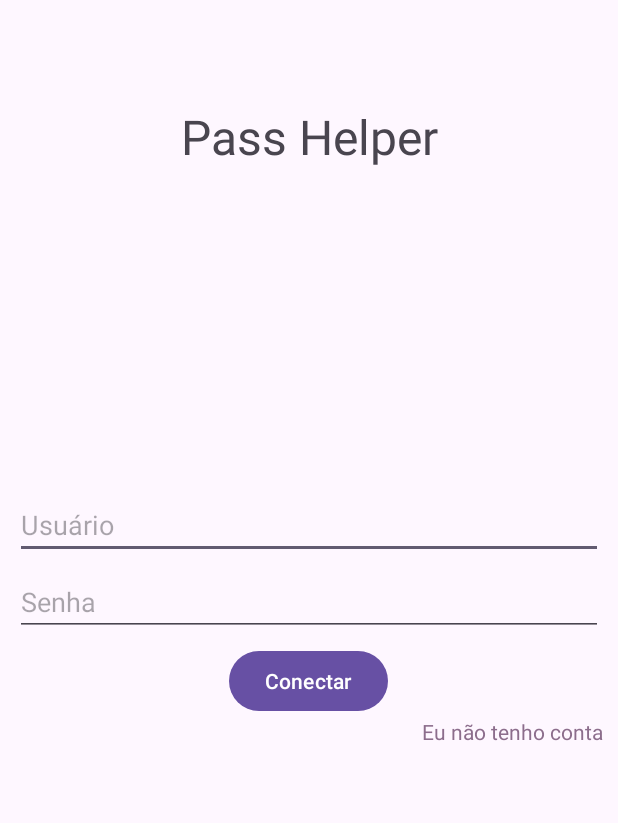
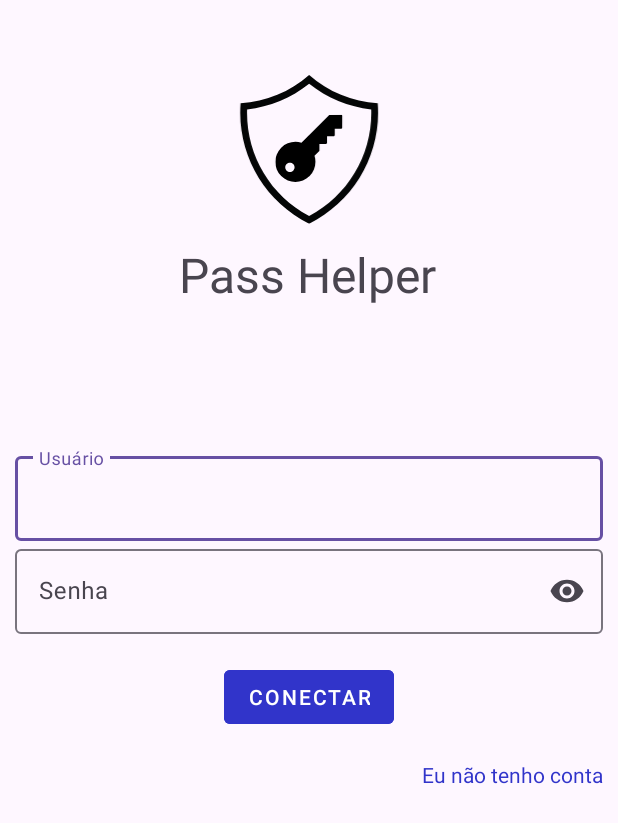
Before and after one commit to pedro256/pass-helper, an Android app: the screen it shows after launch (MainActivity), on a phone screen of 412 x 824 dp. Shown: the top 823 px of the screen. Run offline under Robolectric (Android 15) with nearby library versions, the phone set to English and light mode, and no system bars.

Commit message:
feat: recap

```diff
--- a/app/src/main/AndroidManifest.xml
+++ b/app/src/main/AndroidManifest.xml
@@ -6,9 +6,9 @@
         android:allowBackup="true"
         android:dataExtractionRules="@xml/data_extraction_rules"
         android:fullBackupContent="@xml/backup_rules"
-        android:icon="@mipmap/ic_launcher"
+        android:icon="@mipmap/ic_app"
         android:label="@string/app_name"
-        android:roundIcon="@mipmap/ic_launcher_round"
+        android:roundIcon="@mipmap/ic_app_round"
         android:supportsRtl="true"
         android:theme="@style/Theme.PassHelp"
         tools:targetApi="31">
--- /dev/null
+++ b/app/src/main/res/drawable/logo_vet.xml
@@ -0,0 +1,22 @@
+<vector xmlns:android="http://schemas.android.com/apk/res/android"
+    android:width="261dp"
+    android:height="268dp"
+    android:viewportWidth="195.75"
+    android:viewportHeight="201">
+  <group>
+    <clip-path
+        android:pathData="M5,0L191,0L191,199.16L5,199.16ZM5,0"/>
+    <path
+        android:pathData="M98.05,11.81C121.97,30.89 150.77,42.84 181.18,46.27C182.95,105.77 150.71,161.11 98.05,188.98C45.41,161.11 13.18,105.77 14.95,46.27C45.36,42.84 74.16,30.89 98.05,11.81ZM98.05,0C72.55,22.46 40.28,35.8 6.33,37.96C1.02,105.38 37.36,169.23 98.05,199.16C158.77,169.23 195.11,105.38 189.8,37.96C155.85,35.8 123.58,22.46 98.05,0"
+        android:fillColor="#040606"
+        android:fillType="nonZero"/>
+  </group>
+  <group>
+    <clip-path
+        android:pathData="M52.81,53.15L142.69,53.15L142.69,144L52.81,144ZM52.81,53.15"/>
+    <path
+        android:pathData="M52.72,116.43C52.72,109.55 55.36,102.66 60.6,97.41C67.67,90.34 78.22,87.79 87.75,90.8L124.63,53.93C124.91,53.62 125.32,53.46 125.72,53.46L141.14,53.34C141.54,53.34 141.95,53.5 142.22,53.81C142.54,54.09 142.69,54.49 142.69,54.89C142.69,59.52 142.63,64.14 142.58,68.76C142.57,69.95 142.75,71.87 141.02,71.87L132.36,71.87L132.36,80.53C132.36,80.96 132.14,81.4 131.83,81.68C131.55,81.99 131.15,82.14 130.75,82.14L122.03,82.14L122.06,90.83C122.06,91.23 121.87,91.64 121.59,91.92C121.31,92.23 120.91,92.38 120.51,92.38L111.79,92.38L111.79,101.11C111.79,101.51 111.61,101.91 111.32,102.22L105.24,108.3C108.22,117.83 105.71,128.38 98.64,135.46C88.15,145.95 71.09,145.95 60.6,135.46C55.36,130.21 52.72,123.32 52.72,116.43ZM76.7,128.2C79.15,125.75 79.15,121.77 76.7,119.35C74.28,116.9 70.31,116.9 67.86,119.35C65.41,121.77 65.41,125.75 67.86,128.2C70.31,130.65 74.28,130.65 76.7,128.2ZM76.7,128.2"
+        android:fillColor="#000000"
+        android:fillType="nonZero"/>
+  </group>
+</vector>
--- a/app/src/main/res/layout/activity_main.xml
+++ b/app/src/main/res/layout/activity_main.xml
@@ -7,16 +7,26 @@
     android:layout_height="match_parent"
     tools:context=".MainActivity">
 
+    <ImageView
+        android:layout_width="100dp"
+        android:layout_height="100dp"
+        android:layout_marginTop="50dp"
+        android:src="@drawable/logo_vet"
+        app:layout_constraintEnd_toEndOf="parent"
+        app:layout_constraintStart_toStartOf="parent"
+        app:layout_constraintTop_toTopOf="parent" />
+
     <TextView
         android:layout_width="wrap_content"
         android:layout_height="wrap_content"
         android:text="@string/app_title"
+        android:textSize="32sp"
         app:layout_constraintBottom_toBottomOf="parent"
         app:layout_constraintEnd_toEndOf="parent"
+        app:layout_constraintHorizontal_bias="0.497"
         app:layout_constraintStart_toStartOf="parent"
         app:layout_constraintTop_toTopOf="parent"
-        android:textSize="32sp"
-        app:layout_constraintVertical_bias="0.089" />
+        app:layout_constraintVertical_bias="0.207" />
 
     <LinearLayout
         android:id="@+id/lnLay01"
@@ -28,25 +38,45 @@
         app:layout_constraintStart_toStartOf="parent"
         android:layout_marginHorizontal="10dp"
         app:layout_constraintTop_toTopOf="parent">
-        <EditText
-            android:id="@+id/edTextUsername"
-            android:hint="@string/label_username"
+
+        <com.google.android.material.textfield.TextInputLayout
+            android:id="@+id/textField1"
             android:layout_width="match_parent"
-            android:layout_marginBottom="6dp"
-            android:layout_height="wrap_content"/>
-        <EditText
-            android:id="@+id/edTextPassword"
-            android:hint="@string/label_password"
-            android:inputType="textPassword"
+            android:layout_height="wrap_content"
+            android:hint="@string/label_username">
+
+            <com.google.android.material.textfield.TextInputEditText
+                android:id="@+id/edTextUsername"
+                android:layout_width="match_parent"
+                android:layout_height="wrap_content"
+                />
+
+        </com.google.android.material.textfield.TextInputLayout>
+
+        <com.google.android.material.textfield.TextInputLayout
+            android:id="@+id/textField2"
             android:layout_width="match_parent"
-            android:layout_marginBottom="6dp"
-            android:layout_height="wrap_content"/>
+            android:layout_height="wrap_content"
+            app:endIconMode="password_toggle"
+            android:hint="@string/label_password">
+
+            <com.google.android.material.textfield.TextInputEditText
+                android:id="@+id/edTextPassword"
+                android:layout_width="match_parent"
+                android:layout_height="wrap_content"
+                android:inputType="textPassword"
+                />
+
+        </com.google.android.material.textfield.TextInputLayout>
 
         <Button
             android:id="@+id/btnAuth"
+            android:layout_marginVertical="18dp"
             android:layout_width="wrap_content"
             android:layout_height="wrap_content"
             android:layout_gravity="center"
+            android:backgroundTint="@color/primary_900"
+            style="@style/Widget.MaterialComponents.Button.UnelevatedButton"
             android:text="@string/label_connect"/>
         <TextView
             android:id="@+id/txt_rgst_user"
@@ -54,7 +84,7 @@
             android:layout_height="wrap_content"
             android:layout_gravity="end"
 
-            android:textColor="@color/material_dynamic_tertiary50"
+            android:textColor="@color/primary_900"
             android:text="@string/text_idh_account"/>
     </LinearLayout>
 
--- /dev/null
+++ b/app/src/main/res/mipmap-anydpi-v26/ic_app.xml
@@ -0,0 +1,5 @@
+<?xml version="1.0" encoding="utf-8"?>
+<adaptive-icon xmlns:android="http://schemas.android.com/apk/res/android">
+    <background android:drawable="@color/ic_app_background"/>
+    <foreground android:drawable="@drawable/ic_app_foreground"/>
+</adaptive-icon>
--- /dev/null
+++ b/app/src/main/res/mipmap-anydpi-v26/ic_app_round.xml
@@ -0,0 +1,5 @@
+<?xml version="1.0" encoding="utf-8"?>
+<adaptive-icon xmlns:android="http://schemas.android.com/apk/res/android">
+    <background android:drawable="@color/ic_app_background"/>
+    <foreground android:drawable="@drawable/ic_app_foreground"/>
+</adaptive-icon>
--- a/app/src/main/res/values/colors.xml
+++ b/app/src/main/res/values/colors.xml
@@ -3,4 +3,5 @@
     <color name="black">#FF000000</color>
     <color name="white">#FFFFFFFF</color>
     <color name="transparent">#00000000</color>
+    <color name="primary_900">#3134ca</color>
 </resources>
--- /dev/null
+++ b/app/src/main/res/values/ic_app_background.xml
@@ -0,0 +1,4 @@
+<?xml version="1.0" encoding="utf-8"?>
+<resources>
+    <color name="ic_app_background">#FFFFFF</color>
+</resources>
```
Also changed, not shown: app/src/main/res/drawable/ic_app_foreground.xml (added, +25 -0 lines), app/src/main/ic_app-playstore.png (added), app/src/main/res/mipmap-hdpi/ic_app.webp (added), app/src/main/res/mipmap-hdpi/ic_app_round.webp (added), app/src/main/res/mipmap-mdpi/ic_app.webp (added), app/src/main/res/mipmap-mdpi/ic_app_round.webp (added), app/src/main/res/mipmap-xhdpi/ic_app.webp (added), app/src/main/res/mipmap-xhdpi/ic_app_round.webp (added), app/src/main/res/mipmap-xxhdpi/ic_app.webp (added), app/src/main/res/mipmap-xxhdpi/ic_app_round.webp (added), app/src/main/res/mipmap-xxxhdpi/ic_app.webp (added), app/src/main/res/mipmap-xxxhdpi/ic_app_round.webp (added).
